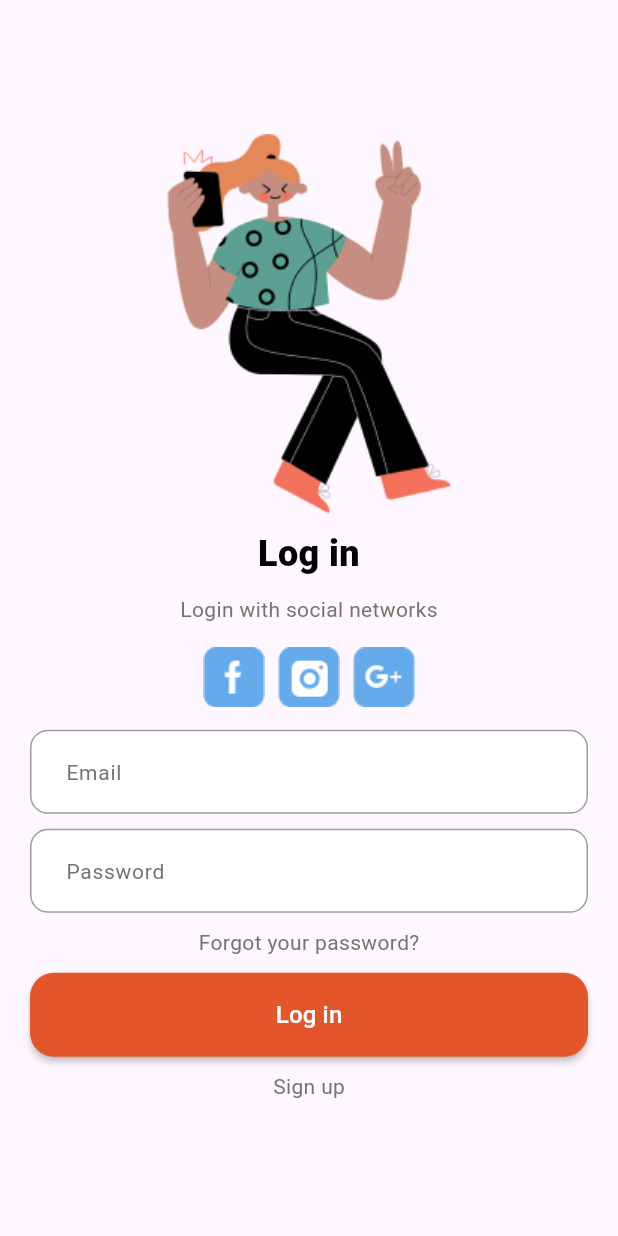
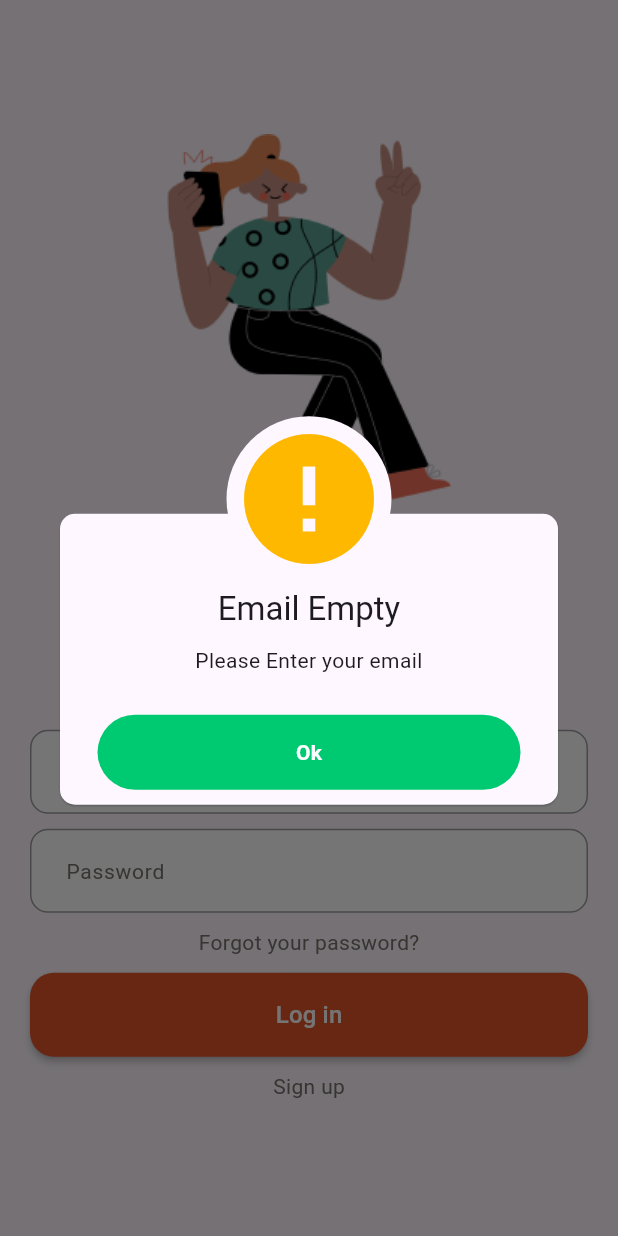
Before and after one commit to ahaithem/edtech_app, a Flutter app: the LogIn screen opened by its route, after a tap on "Forgot your password?", on a phone screen of 412 x 824 dp. Run offline on Flutter 3.47's test engine with Material 3 defaults, Android fonts, the light colour scheme and no system bars; our stand-ins replace awesome_dialog, card_swiper, cloud_firestore, firebase_auth, firebase_core, firebase_storage and 1 more; accounts and stored records are empty.

Commit message:
add reset password anc forget password funcions

```diff
--- a/lib/courses/api_key_google_console.dart
+++ b/lib/courses/api_key_google_console.dart
@@ -1,2 +1,2 @@
-const API_KEY = "api_key";
+const API_KEY = "AIzaSyBmTuYe4-qAkkrC9wROV6f3HjMTVh3MJb4";
 //const PLAYLIST_ID = "PL93xoMrxRJIviJiC76oO5aV8bDp2s3OrA";
--- a/lib/main.dart
+++ b/lib/main.dart
@@ -9,6 +9,7 @@ import './screens/sign_up.dart';
 import 'home_page.dart';
 import 'models/cart.dart';
 import './widgets/checkout.dart';
+import './widgets/settings_content/reset_password.dart';
 // Import the generated file
 
 void main() async {
@@ -58,6 +59,7 @@ class _MyAppState extends State<MyApp> {
         'signup': (context) => SignUp(),
         'homepage': (context) => HomePage(),
         'checkout': (context) => Checkout(),
+        'resetpassword': (context) => ResetPassword(),
       },
     );
   }
--- a/lib/screens/log_in.dart
+++ b/lib/screens/log_in.dart
@@ -105,7 +105,47 @@ class _LogInState extends State<LogIn> {
                       ),
                       const SizedBox(height: 10),
                       InkWell(
-                        onTap: () {},
+                        onTap: () async {
+                          //To verify that the email dosn't empty so we can send email verification
+                          if (email.text == '') {
+                            AwesomeDialog(
+                              context: context,
+                              dialogType: DialogType.warning,
+                              animType: AnimType.rightSlide,
+                              title: 'Email Empty',
+                              desc: 'Please Enter your email',
+                              btnOkOnPress: () {}, // Action for OK button
+                            ).show();
+                            return;
+                          }
+                          try {
+                            //To send email verification so the user can reset his password
+                            await FirebaseAuth.instance
+                                .sendPasswordResetEmail(email: email.text);
+                            AwesomeDialog(
+                              // ignore: use_build_context_synchronously
+                              context: context,
+                              dialogType: DialogType.success,
+                              animType: AnimType.rightSlide,
+                              title: 'Check Your Email',
+                              desc:
+                                  'please check your email and click on the verification link to reset your password',
+                              btnOkOnPress: () {}, // Action for OK button
+                            ).show();
+                          } catch (e) {
+                            print(e);
+                            AwesomeDialog(
+                              // ignore: use_build_context_synchronously
+                              context: context,
+                              dialogType: DialogType.warning,
+                              animType: AnimType.rightSlide,
+                              title: 'No existing Email',
+                              desc:
+                                  'please check the email that you have entred and repeat again',
+                              btnOkOnPress: () {}, // Action for OK button
+                            ).show();
+                          }
+                        },
                         child: Text(
                           'Forgot your password?',
                           style: TextStyle(color: subtitle_color, fontSize: 14),
--- a/lib/widgets/settings_content/information_setting.dart
+++ b/lib/widgets/settings_content/information_setting.dart
@@ -7,8 +7,7 @@ class InformationSetting extends StatefulWidget {
   final Icon iconType;
 
   const InformationSetting(
-      {Key? key,
-      required this.informationType,
+      {required this.informationType,
       required this.iconType,
       required this.informationValue});
 
```
Also changed, not shown: lib/widgets/settings_content/reset_password.dart (added, +70 -0 lines), lib/widgets/settings_content/setting_widget.dart (+10 -2 lines).
